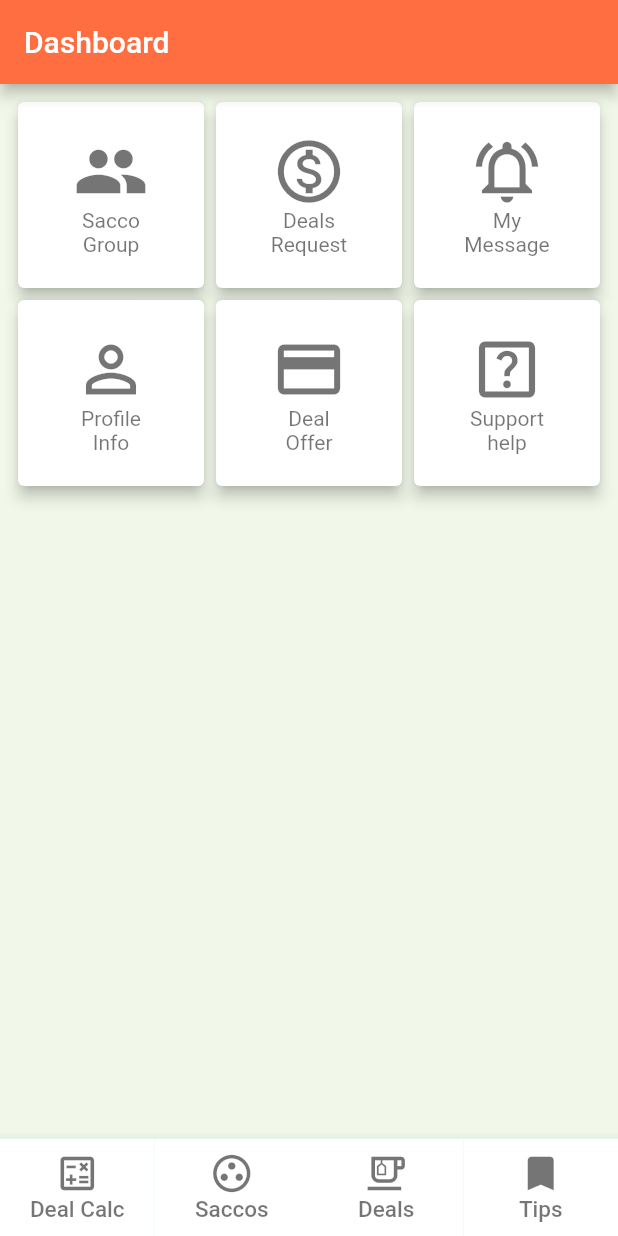
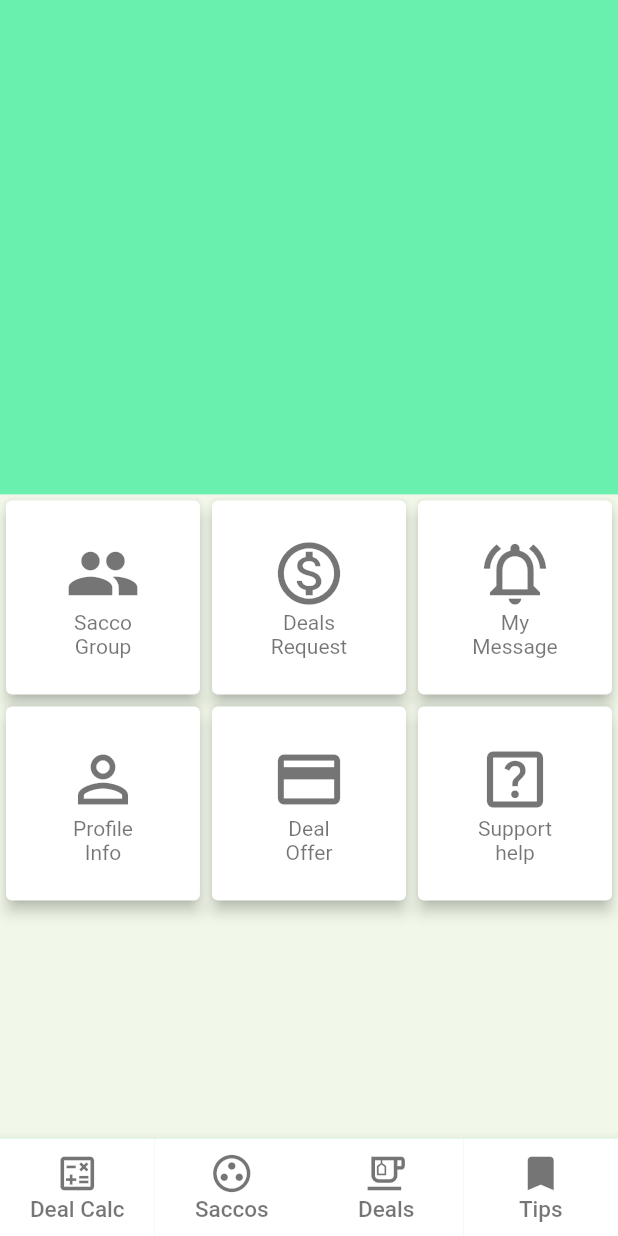
Before and after one commit to simonpojok/ideal, a Flutter app: the screen it shows after launch, on a phone screen of 412 x 824 dp. Run offline on Flutter 3.47's test engine with Material 2 defaults, Android fonts, the light colour scheme and no system bars; our stand-ins replace firebase_auth, firebase_core, flutter_rating_bar; accounts and stored records are empty.

Commit message:
working on the deal dashboard screen

```diff
--- a/lib/src/screens/dashboard/DashboardScreen.dart
+++ b/lib/src/screens/dashboard/DashboardScreen.dart
@@ -11,48 +11,19 @@ class DashboardScreen extends StatefulWidget {
 class _DashboardScreenState extends State<DashboardScreen> {
   @override
   Widget build(BuildContext context) {
+    Size size = MediaQuery.of(context).size;
     return Scaffold(
-      appBar: AppBar(
-        title: Text("Dashboard"),
-      ),
       body: SafeArea(
-        child: Container(
-          padding: EdgeInsets.all(kDefaultPadding * .5),
-          child: GridView.count(
-            crossAxisCount: 3,
-            children: [
-              FeatureCard(
-                icon: Icons.group_sharp,
-                label: "Sacco\nGroup",
-                onTap: () {},
-              ),
-              FeatureCard(
-                icon: Icons.monetization_on_outlined,
-                label: "Deals\nRequest",
-                onTap: () {},
-              ),
-              FeatureCard(
-                icon: Icons.notifications_active_outlined,
-                label: "My\nMessage",
-                onTap: () {},
-              ),
-              FeatureCard(
-                icon: Icons.person_outline_outlined,
-                label: "Profile\nInfo",
-                onTap: () {},
-              ),
-              FeatureCard(
-                icon: Icons.payment_outlined,
-                label: "Deal\nOffer",
-                onTap: () {},
-              ),
-              FeatureCard(
-                icon: Icons.help_center_outlined,
-                label: "Support\nhelp",
-                onTap: () {},
-              ),
-            ],
-          ),
+        child: Column(
+          children: [
+            Container(
+              height: size.height * .4,
+              color: Colors.greenAccent,
+            ),
+            Expanded(
+              child: FeatureContainers(),
+            ),
+          ],
         ),
       ),
       bottomNavigationBar: BottomAppBar(
@@ -90,6 +61,51 @@ class _DashboardScreenState extends State<DashboardScreen> {
           ),
         ),
       ),
+    );
+  }
+}
+
+class FeatureContainers extends StatelessWidget {
+  const FeatureContainers({
+    Key? key,
+  }) : super(key: key);
+
+  @override
+  Widget build(BuildContext context) {
+    return GridView.count(
+      crossAxisCount: 3,
+      children: [
+        FeatureCard(
+          icon: Icons.group_sharp,
+          label: "Sacco\nGroup",
+          onTap: () {},
+        ),
+        FeatureCard(
+          icon: Icons.monetization_on_outlined,
+          label: "Deals\nRequest",
+          onTap: () {},
+        ),
+        FeatureCard(
+          icon: Icons.notifications_active_outlined,
+          label: "My\nMessage",
+          onTap: () {},
+        ),
+        FeatureCard(
+          icon: Icons.person_outline_outlined,
+          label: "Profile\nInfo",
+          onTap: () {},
+        ),
+        FeatureCard(
+          icon: Icons.payment_outlined,
+          label: "Deal\nOffer",
+          onTap: () {},
+        ),
+        FeatureCard(
+          icon: Icons.help_center_outlined,
+          label: "Support\nhelp",
+          onTap: () {},
+        ),
+      ],
     );
   }
 }
```
